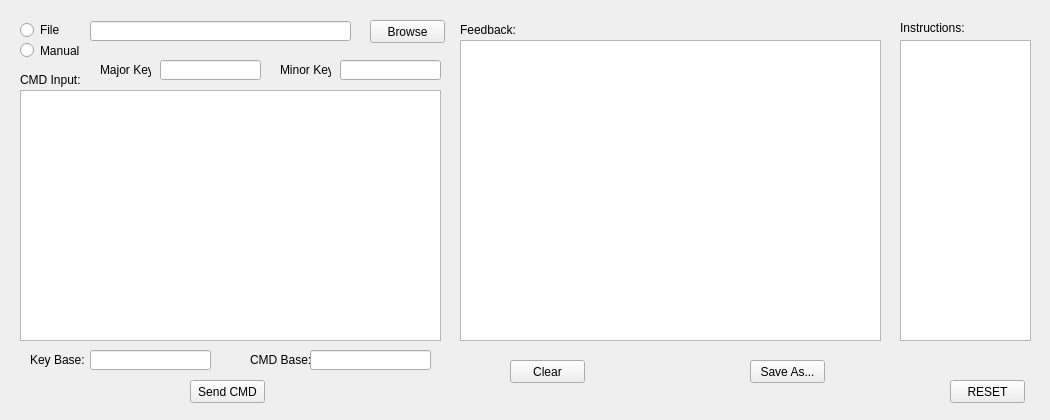
First picture: the form in src/user-interfaces/gui-custom-cmd.ui, repository Donn13Darko/uC_Interfacer, before the edit.
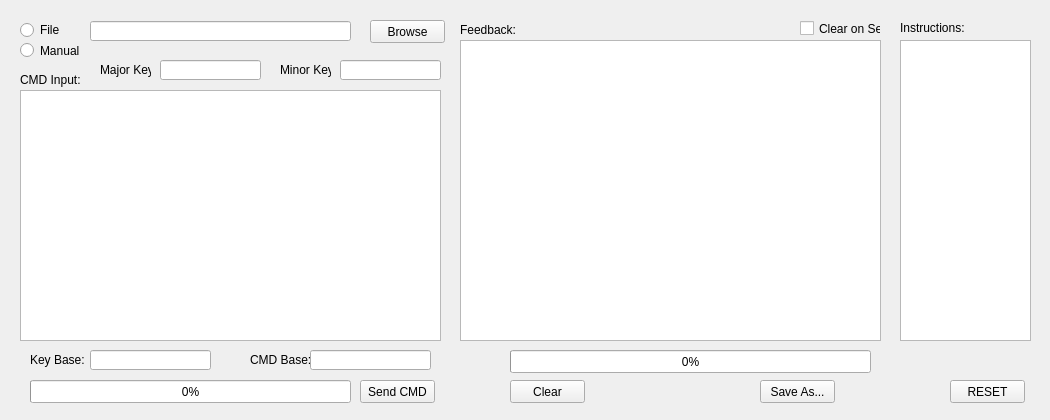
Second picture: the form after the edit.

Commit message: Added progress bar to programmer/data transmit/custom cmd guis, updating fsm for efficiency and worked on some custom options settings

```diff
--- a/src/user-interfaces/gui-custom-cmd.ui
+++ b/src/user-interfaces/gui-custom-cmd.ui
@@ -287,7 +287,7 @@
   <widget class="QPushButton" name="SendCustomCMD_Button">
    <property name="geometry">
     <rect>
-     <x>190</x>
+     <x>360</x>
      <y>380</y>
      <width>75</width>
      <height>23</height>
@@ -304,7 +304,7 @@
    <property name="geometry">
     <rect>
      <x>510</x>
-     <y>360</y>
+     <y>380</y>
      <width>75</width>
      <height>23</height>
     </rect>
@@ -319,8 +319,8 @@
   <widget class="QPushButton" name="SaveFeedback_Button">
    <property name="geometry">
     <rect>
-     <x>750</x>
-     <y>360</y>
+     <x>760</x>
+     <y>380</y>
      <width>75</width>
      <height>23</height>
     </rect>
@@ -332,6 +332,77 @@
     <bool>false</bool>
    </property>
   </widget>
+  <widget class="QProgressBar" name="Feedback_ProgressBar">
+   <property name="geometry">
+    <rect>
+     <x>510</x>
+     <y>350</y>
+     <width>361</width>
+     <height>23</height>
+    </rect>
+   </property>
+   <property name="value">
+    <number>0</number>
+   </property>
+  </widget>
+  <widget class="QProgressBar" name="CustomCMD_ProgressBar">
+   <property name="geometry">
+    <rect>
+     <x>30</x>
+     <y>380</y>
+     <width>321</width>
+     <height>23</height>
+    </rect>
+   </property>
+   <property name="value">
+    <number>0</number>
+   </property>
+  </widget>
+  <widget class="QLabel" name="CustomCMDProgress_Label">
+   <property name="geometry">
+    <rect>
+     <x>30</x>
+     <y>380</y>
+     <width>281</width>
+     <height>20</height>
+    </rect>
+   </property>
+   <property name="text">
+    <string/>
+   </property>
+   <property name="alignment">
+    <set>Qt::AlignCenter</set>
+   </property>
+  </widget>
+  <widget class="QLabel" name="FeedbackProgress_Label">
+   <property name="geometry">
+    <rect>
+     <x>510</x>
+     <y>350</y>
+     <width>321</width>
+     <height>20</height>
+    </rect>
+   </property>
+   <property name="text">
+    <string/>
+   </property>
+   <property name="alignment">
+    <set>Qt::AlignCenter</set>
+   </property>
+  </widget>
+  <widget class="QCheckBox" name="ClearOnSet_CheckBox">
+   <property name="geometry">
+    <rect>
+     <x>800</x>
+     <y>20</y>
+     <width>81</width>
+     <height>17</height>
+    </rect>
+   </property>
+   <property name="text">
+    <string>Clear on Set</string>
+   </property>
+  </widget>
  </widget>
  <resources/>
  <connections/>
```
The commit also changes 23 other files.
